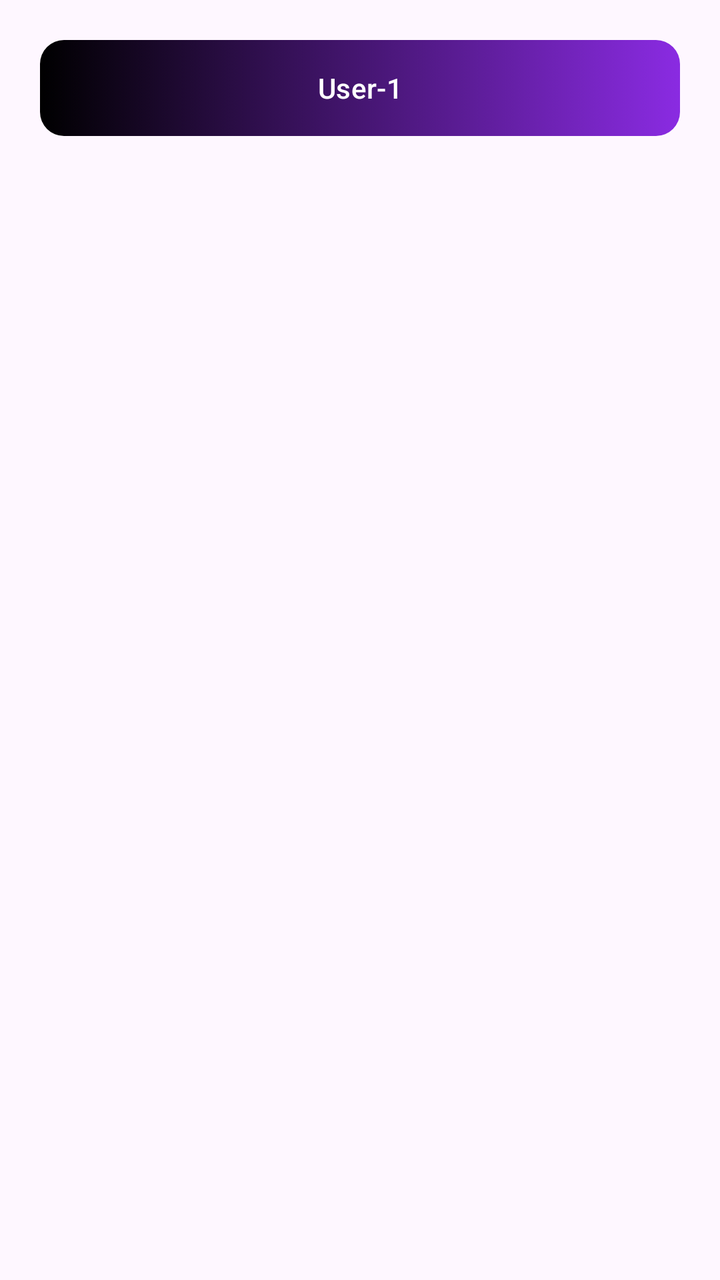
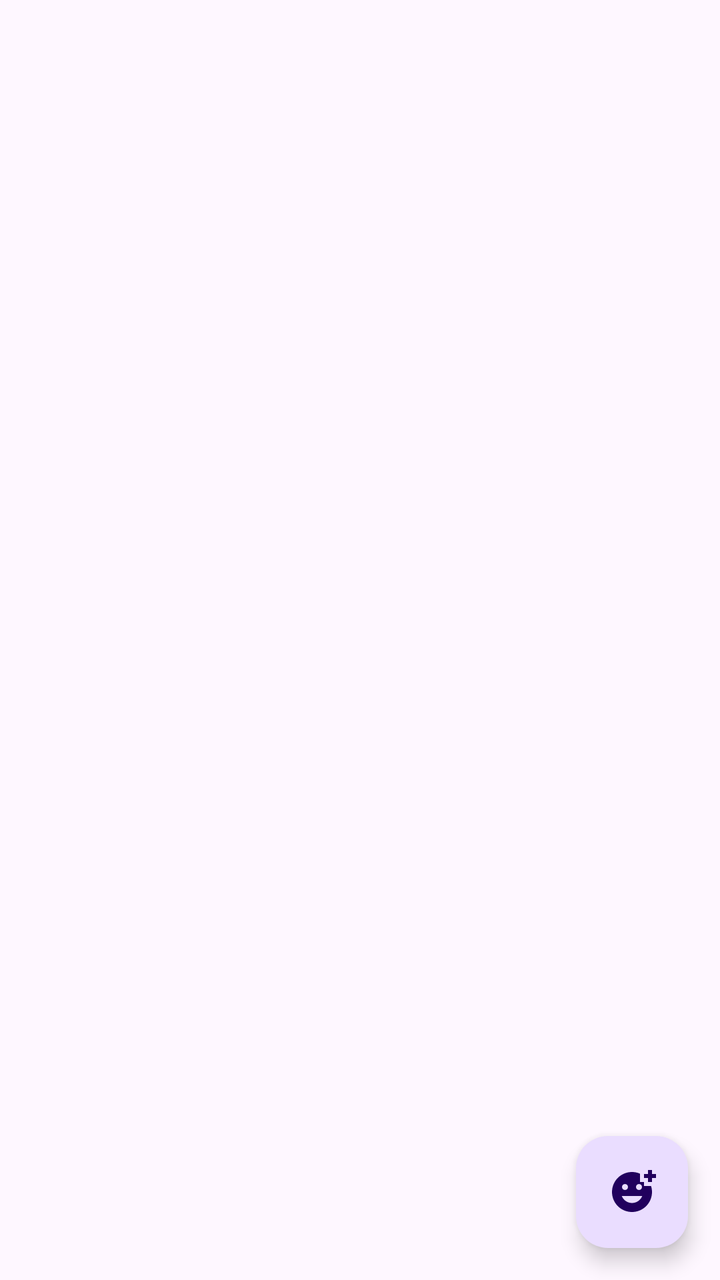

An Android layout rendered at two revisions. The XML below is the earlier revision; the diff shows what the commit changed to produce the second picture.
<!-- AndroidManifest.xml: application theme Theme.Mychat -->
<!-- res/layout/activity_main.xml -->
<?xml version="1.0" encoding="utf-8"?>
<LinearLayout xmlns:android="http://schemas.android.com/apk/res/android"
    xmlns:app="http://schemas.android.com/apk/res-auto"
    xmlns:tools="http://schemas.android.com/tools"
    android:id="@+id/main"
    android:layout_width="match_parent"
    android:layout_height="match_parent"
    android:fitsSystemWindows="true"
    tools:context=".MainActivity">

    <Button
        android:layout_width="match_parent"
        android:layout_height="wrap_content"
        android:layout_margin="20dp"
        android:padding="10dp"
        android:text="User-1"
        app:backgroundTint="@null"
        android:background="@drawable/gradientbtn2"
        android:id="@+id/btnStartChat"/>

</LinearLayout>
<!-- resources referenced by this layout -->
<resources>
  <!-- drawable gradientbtn2 (drawable) -->
  <?xml version="1.0" encoding="utf-8"?>
  <selector xmlns:android="http://schemas.android.com/apk/res/android">
      <item android:drawable="@drawable/button_pressedg2" android:state_pressed="true" />
      <item android:drawable="@drawable/button_defaultg2" />
  </selector>
  <style name="Theme.Mychat" parent="Base.Theme.Mychat" />
  <!-- drawable button_pressedg2 (drawable) -->
  <?xml version="1.0" encoding="utf-8"?>
  <shape xmlns:android="http://schemas.android.com/apk/res/android">
      <gradient
          android:angle="45"
          android:startColor="#000000"
          android:endColor="#8A2BE2"
          android:type="linear"
          />
      <corners android:radius="12dp" />
  </shape>
  <!-- drawable button_defaultg2 (drawable) -->
  <?xml version="1.0" encoding="utf-8"?>
  <shape xmlns:android="http://schemas.android.com/apk/res/android">
      <gradient
          android:angle="0"
          android:startColor="#000000"
          android:endColor="#8A2BE2"
          android:type="linear" />
      <corners android:radius="12dp" />
  </shape>
  <style name="Base.Theme.Mychat" parent="Theme.Material3.DayNight.NoActionBar">
          
          
      </style>
</resources>

<!-- the commit's change to res/layout/activity_main.xml (unified diff, before → after) -->
@@ -8,14 +8,19 @@
     android:fitsSystemWindows="true"
     tools:context=".MainActivity">
 
-    <Button
+    <androidx.recyclerview.widget.RecyclerView
+        android:id="@+id/recyclerViewChats"
         android:layout_width="match_parent"
+        android:layout_height="0dp"
+        android:layout_weight="1"/>
+
+    <com.google.android.material.floatingactionbutton.FloatingActionButton
+        android:id="@+id/fabStartNewChat"
+        android:layout_width="wrap_content"
         android:layout_height="wrap_content"
-        android:layout_margin="20dp"
-        android:padding="10dp"
-        android:text="User-1"
-        app:backgroundTint="@null"
-        android:background="@drawable/gradientbtn2"
-        android:id="@+id/btnStartChat"/>
+        android:layout_gravity="bottom|end"
+        android:layout_margin="16dp"
+        android:src="@drawable/ic_add_chat" />
+
 
 </LinearLayout>
<!-- resource entries referenced after the edit -->
@@ -1,33 +1,12 @@
 <!-- resources referenced by this layout -->
 <resources>
-  <!-- drawable gradientbtn2 (drawable) -->
-  <?xml version="1.0" encoding="utf-8"?>
-  <selector xmlns:android="http://schemas.android.com/apk/res/android">
-      <item android:drawable="@drawable/button_pressedg2" android:state_pressed="true" />
-      <item android:drawable="@drawable/button_defaultg2" />
-  </selector>
+  <!-- drawable ic_add_chat (drawable) -->
+  <vector xmlns:android="http://schemas.android.com/apk/res/android" android:height="24dp" android:tint="#000000" android:viewportHeight="24" android:viewportWidth="24" android:width="24dp">
+        
+      <path android:fillColor="@android:color/white" android:pathData="M18,9V7h-2V2.84C14.77,2.3 13.42,2 11.99,2C6.47,2 2,6.48 2,12s4.47,10 9.99,10C17.52,22 22,17.52 22,12c0,-1.05 -0.17,-2.05 -0.47,-3H18zM15.5,8C16.33,8 17,8.67 17,9.5S16.33,11 15.5,11S14,10.33 14,9.5S14.67,8 15.5,8zM8.5,8C9.33,8 10,8.67 10,9.5S9.33,11 8.5,11S7,10.33 7,9.5S7.67,8 8.5,8zM12,17.5c-2.33,0 -4.31,-1.46 -5.11,-3.5h10.22C16.31,16.04 14.33,17.5 12,17.5zM22,3h2v2h-2v2h-2V5h-2V3h2V1h2V3z"/>
+      
+  </vector>
   <style name="Theme.Mychat" parent="Base.Theme.Mychat" />
-  <!-- drawable button_pressedg2 (drawable) -->
-  <?xml version="1.0" encoding="utf-8"?>
-  <shape xmlns:android="http://schemas.android.com/apk/res/android">
-      <gradient
-          android:angle="45"
-          android:startColor="#000000"
-          android:endColor="#8A2BE2"
-          android:type="linear"
-          />
-      <corners android:radius="12dp" />
-  </shape>
-  <!-- drawable button_defaultg2 (drawable) -->
-  <?xml version="1.0" encoding="utf-8"?>
-  <shape xmlns:android="http://schemas.android.com/apk/res/android">
-      <gradient
-          android:angle="0"
-          android:startColor="#000000"
-          android:endColor="#8A2BE2"
-          android:type="linear" />
-      <corners android:radius="12dp" />
-  </shape>
   <style name="Base.Theme.Mychat" parent="Theme.Material3.DayNight.NoActionBar">
           
           
